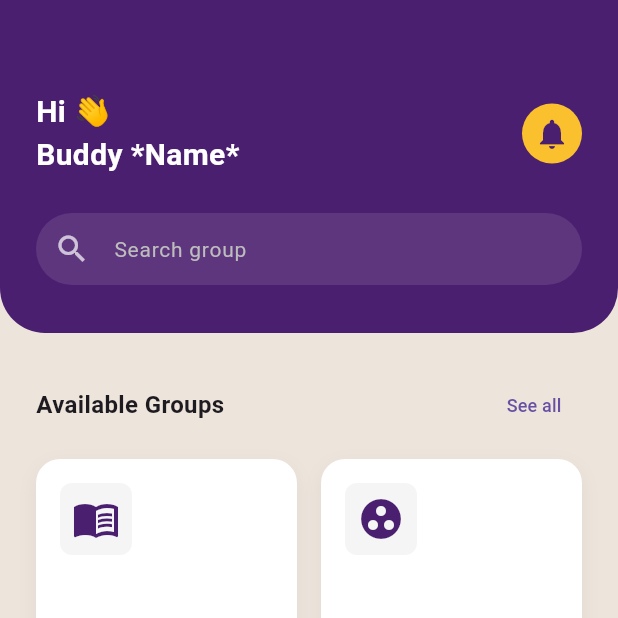
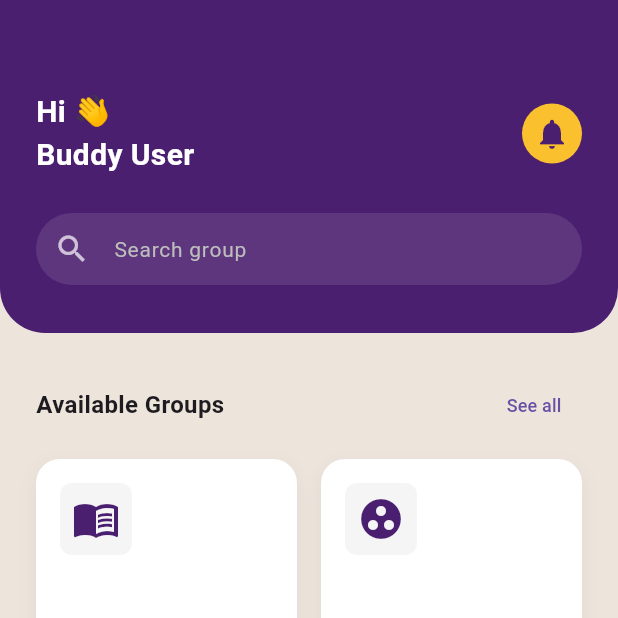
Before and after one commit to Lazymfs/studybuddyproject, a Flutter app: the screen it shows after launch, after a tap on "Log In", on a phone screen of 412 x 824 dp, the top half of it. Run offline on Flutter 3.47's test engine with Material 3 defaults, Android fonts, the phone set to English and light mode, and no system bars; our stand-ins replace flutter_map, latlong2.

Commit message:
making username and update create group

```diff
--- a/lib/custom_text_field.dart
+++ b/lib/custom_text_field.dart
@@ -5,12 +5,14 @@ class CustomTextField extends StatelessWidget {
   final String hintText;
   final bool isPassword;
   final IconData? suffixIcon;
+  final TextEditingController? controller;
 
   const CustomTextField({
     Key? key,
     required this.hintText,
     this.isPassword = false,
     this.suffixIcon,
+    this.controller,
   }) : super(key: key);
 
   @override
@@ -18,6 +20,7 @@ class CustomTextField extends StatelessWidget {
     return Padding(
       padding: const EdgeInsets.only(bottom: 16.0),
       child: TextField(
+        controller: controller,
         obscureText: isPassword,
         decoration: InputDecoration(
           hintText: hintText,
--- a/lib/home_screen.dart
+++ b/lib/home_screen.dart
@@ -3,7 +3,9 @@ import 'constants.dart';
 import 'group_card.dart';
 
 class HomeScreen extends StatelessWidget {
-  const HomeScreen({Key? key}) : super(key: key);
+  final String username; // ADD THIS
+
+  const HomeScreen({Key? key, required this.username}) : super(key: key); // UPDATE THIS
 
   @override
   Widget build(BuildContext context) {
@@ -27,8 +29,8 @@ class HomeScreen extends StatelessWidget {
                 Row(
                   mainAxisAlignment: MainAxisAlignment.spaceBetween,
                   children: [
-                    const Text(
-                      'Hi 👋\nBuddy *Name*',
+                     Text(
+                      'Hi 👋\nBuddy $username',
                       style: TextStyle(
                         color: AppColors.white,
                         fontSize: 20,
--- a/lib/login_screen.dart
+++ b/lib/login_screen.dart
@@ -3,12 +3,19 @@ import 'package:flutter/material.dart';
 import 'constants.dart';
 import 'custom_text_field.dart';
 
-class LoginScreen extends StatelessWidget {
+class LoginScreen extends StatefulWidget {
   const LoginScreen({Key? key}) : super(key: key);
 
   @override
+  State<LoginScreen> createState() => _LoginScreenState();
+}
+
+class _LoginScreenState extends State<LoginScreen> {
+  // 1. Create the controller here
+  final TextEditingController _usernameController = TextEditingController();
+
+  @override
   Widget build(BuildContext context) {
-    // Get screen height to proportion the background dynamically
     final screenHeight = MediaQuery.of(context).size.height;
 
     return Scaffold(
@@ -55,8 +62,9 @@ class LoginScreen extends StatelessWidget {
                       style: TextStyle(fontSize: 12, fontWeight: FontWeight.w600),
                     ),
                     const SizedBox(height: 8),
-                    const CustomTextField(
+                     CustomTextField(
                       hintText: 'example@example.com',
+                      controller: _usernameController,
                     ),
 
                     const Text(
@@ -75,10 +83,14 @@ class LoginScreen extends StatelessWidget {
                     // Login Button
                     ElevatedButton(
                       onPressed: () {
+                        String enteredName = _usernameController.text.split('@')[0];
+                        if (enteredName.isEmpty) {
+                          enteredName = "User"; // Fallback if they leave it empty
+                        }
                         Navigator.pushReplacement(
                           context,
-                          MaterialPageRoute(builder: (context) => const MainNavigation()),
-                         );
+                          MaterialPageRoute(builder: (context) => MainNavigation(username: enteredName)),
+                        );
                       },
                       style: ElevatedButton.styleFrom(
                         backgroundColor: AppColors.primaryPurple,
--- a/lib/main_navigation.dart
+++ b/lib/main_navigation.dart
@@ -7,7 +7,10 @@ import 'profile_screen.dart';
 import 'create_group_screen.dart';
 
 class MainNavigation extends StatefulWidget {
-  const MainNavigation({Key? key}) : super(key: key);
+  final String username; // 1. Add this variable
+
+  // 2. Require it in the constructor
+  const MainNavigation({Key? key, this.username = "User"}) : super(key: key);
 
   @override
   State<MainNavigation> createState() => _MainNavigationState();
@@ -16,15 +19,15 @@ class MainNavigation extends StatefulWidget {
 class _MainNavigationState extends State<MainNavigation> {
   int _currentIndex = 0;
 
-  final List<Widget> _screens = [
-    const HomeScreen(),
-    const ScheduleScreen(),
-    const MessagesScreen(),
-    const ProfileScreen(),
-  ];
-
   @override
   Widget build(BuildContext context) {
+    // 3. Move your _screens list INSIDE the build method so it can access 'widget.username'
+    final List<Widget> _screens = [
+      HomeScreen(username: widget.username), // Passing it to Home
+      const ScheduleScreen(),
+      const MessagesScreen(),
+      ProfileScreen(username: widget.username), // Passing it to Profile
+    ];
     return Scaffold(
       backgroundColor: AppColors.creamBackground,
       body: _screens[_currentIndex],
--- a/lib/profile_screen.dart
+++ b/lib/profile_screen.dart
@@ -3,7 +3,9 @@ import 'package:flutter/material.dart';
 import 'constants.dart';
 
 class ProfileScreen extends StatelessWidget {
-  const ProfileScreen({Key? key}) : super(key: key);
+  final String username; // ADD THIS
+
+  const ProfileScreen({Key? key, required this.username}) : super(key: key); // UPDATE THIS
 
   @override
   Widget build(BuildContext context) {
@@ -46,7 +48,7 @@ class ProfileScreen extends StatelessWidget {
                     child: const Icon(Icons.person_outline, size: 50, color: AppColors.primaryPurple),
                   ),
                   const SizedBox(height: 16),
-                  const Text('Buddy *Name*', style: TextStyle(fontSize: 20, fontWeight: FontWeight.bold, color: AppColors.primaryPurple)),
+                  Text('Buddy $username*', style: const TextStyle(fontSize: 20, fontWeight: FontWeight.bold, color: AppColors.primaryPurple)),
                   const Text('example@unikl.edu.my', style: TextStyle(color: Colors.grey)),
                   const SizedBox(height: 40),
 
```
Also changed, not shown: lib/create_group_screen.dart (+8 -2 lines).
